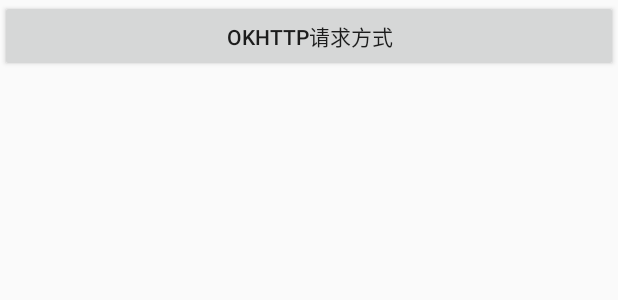
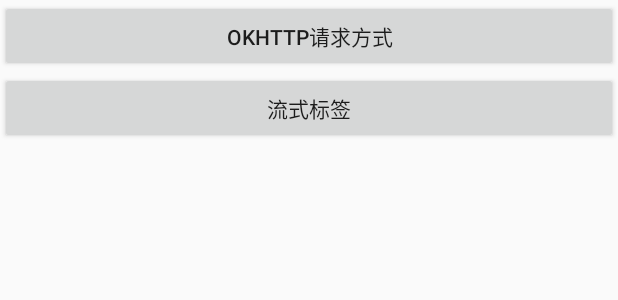
Before and after one commit to Lisamylove/WilsonXin, an Android app: the layout activity_button.xml on its own in the app's theme, with its tools: preview values and no code run, on a phone screen of 412 x 824 dp. Shown: the top 300 px of the screen. Run offline under Robolectric (Android 15) with nearby library versions, the phone set to English and light mode, and no system bars.

Commit message:
ButtonActivity和ViewPagerActivity的布局文件

```diff
--- a/RequestDemo/app/src/main/res/layout/activity_button.xml
+++ b/RequestDemo/app/src/main/res/layout/activity_button.xml
@@ -4,6 +4,7 @@
     xmlns:tools="http://schemas.android.com/tools"
     android:layout_width="match_parent"
     android:layout_height="match_parent"
+    android:orientation="vertical"
     tools:context=".MainActivity">
 
     <Button
@@ -11,4 +12,8 @@
         android:text="Okhttp请求方式"
         android:layout_width="match_parent"
         android:layout_height="wrap_content" />
+    <Button
+        android:text="流式标签"
+        android:layout_width="match_parent"
+        android:layout_height="wrap_content" />
 </LinearLayout>
```
Also changed, not shown: RequestDemo/app/src/main/res/layout/activity_viewpager.xml (+0 -15 lines).
